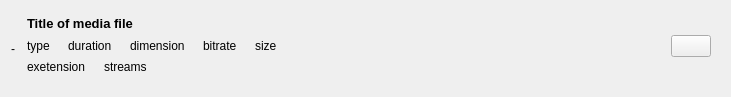
First picture: the form in src/Media/widgets/mediaitemwidget.ui, repository keshavbhatt/formatforge, before the edit.
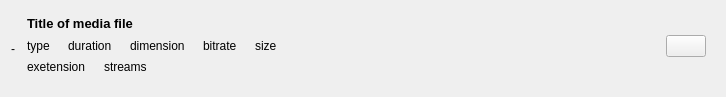
Second picture: the form after the edit.

```diff
--- a/src/Media/widgets/mediaitemwidget.ui
+++ b/src/Media/widgets/mediaitemwidget.ui
@@ -6,7 +6,7 @@
    <rect>
     <x>0</x>
     <y>0</y>
-    <width>731</width>
+    <width>726</width>
     <height>97</height>
    </rect>
   </property>
```
